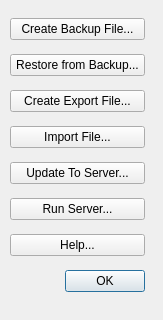
Before: the Qt Designer form Interface/ImportExportMenu.ui in brotherdust/qrap, drawn with Qt 5.
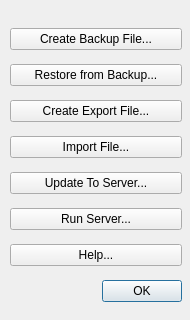
After: the same form once the commit is applied.

Diff of the .ui file:
```diff
--- a/Interface/ImportExportMenu.ui
+++ b/Interface/ImportExportMenu.ui
@@ -4,11 +4,11 @@
   <property name="windowModality" >
    <enum>Qt::ApplicationModal</enum>
   </property>
-  <property name="geometry" >
+  <property name="geometry">
    <rect>
     <x>0</x>
     <y>0</y>
-    <width>163</width>
+    <width>190</width>
     <height>320</height>
    </rect>
   </property>
@@ -18,15 +18,15 @@
     <verstretch>0</verstretch>
    </sizepolicy>
   </property>
-  <property name="minimumSize" >
+  <property name="minimumSize">
    <size>
-    <width>163</width>
+    <width>164</width>
     <height>320</height>
    </size>
   </property>
-  <property name="maximumSize" >
+  <property name="maximumSize">
    <size>
-    <width>163</width>
+    <width>190</width>
     <height>320</height>
    </size>
   </property>
@@ -36,16 +36,16 @@
   <property name="modal" >
    <bool>true</bool>
   </property>
-  <widget class="QWidget" name="" >
-   <property name="geometry" >
+  <widget class="QWidget" name="layoutWidget">
+   <property name="geometry">
     <rect>
      <x>10</x>
-     <y>10</y>
-     <width>135</width>
+     <y>20</y>
+     <width>172</width>
      <height>291</height>
     </rect>
    </property>
-   <layout class="QVBoxLayout" >
+   <layout class="QVBoxLayout">
     <item>
      <widget class="QPushButton" name="createBackupFilePushButton" >
       <property name="text" >
```
Left out of the diff: 59 changed lines with no effect on the pictures.
